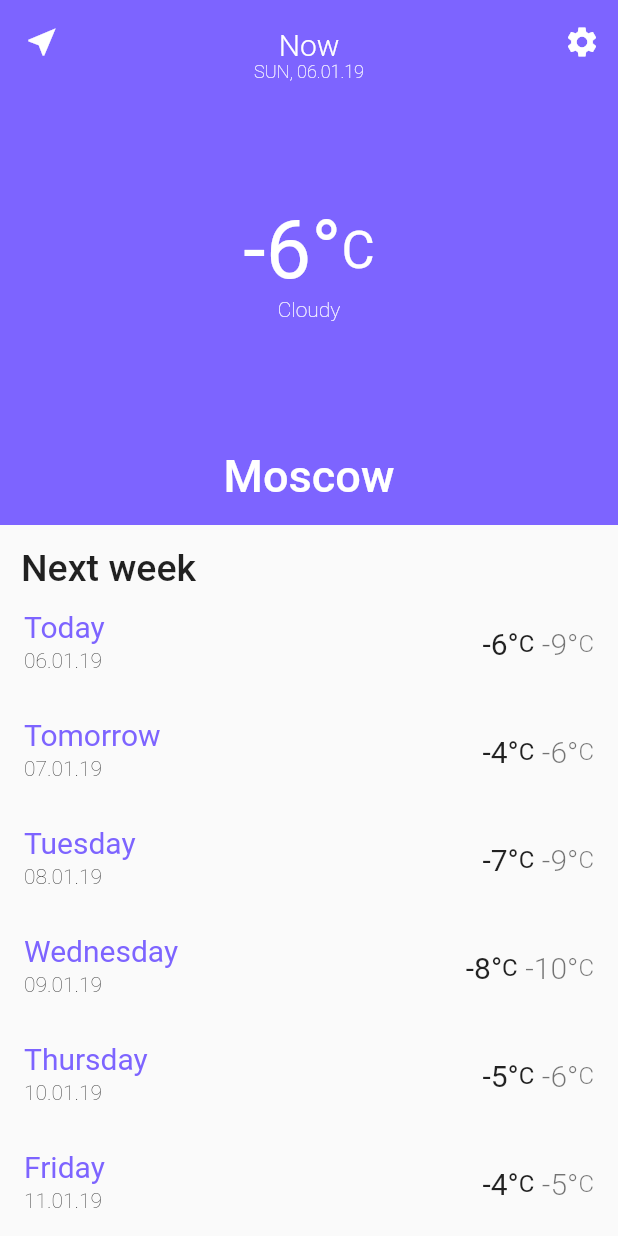
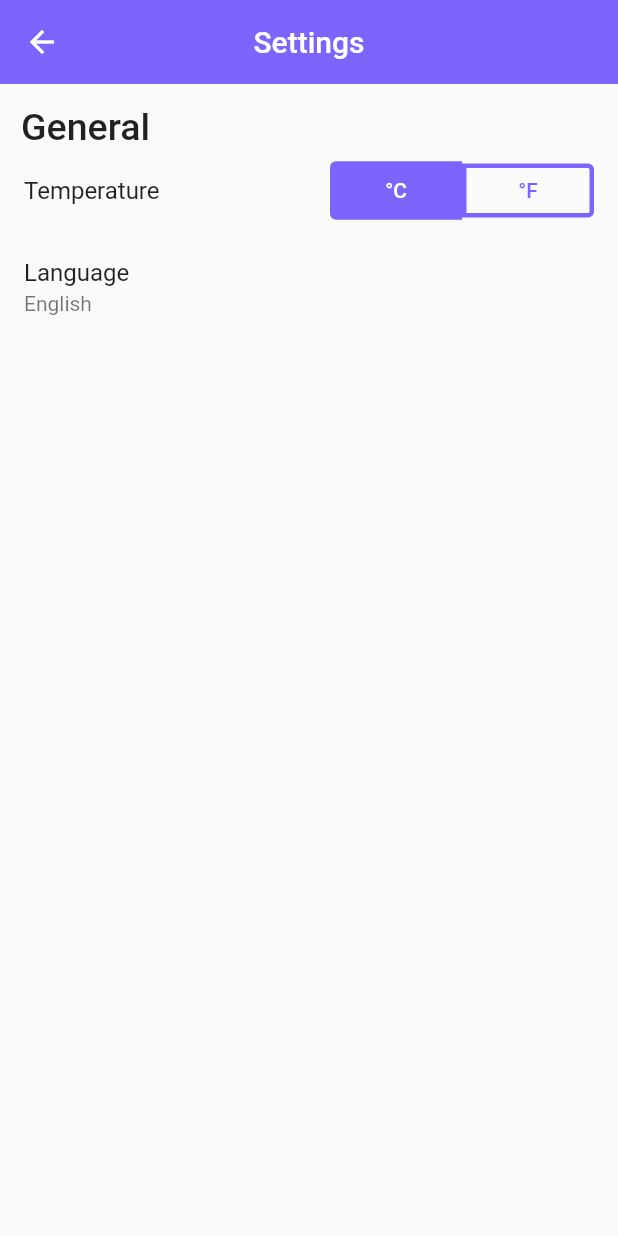
Before and after one commit to mk101/flutter_weather, a Flutter app: the screen it shows after launch, after a tap on the "settings" icon, on a phone screen of 412 x 824 dp. Run offline on Flutter 3.47's test engine with Material 2 defaults, Android fonts, the phone set to English and light mode, and no system bars; our stand-ins replace fluttertoast.

Commit message:
add settings and russian locale

```diff
--- a/lib/assets/string.dart
+++ b/lib/assets/string.dart
@@ -28,10 +28,57 @@ class Strings {
       'RAINY': 'Rainy',
       'SUNNY': 'Sunny',
       'SELECTCITY': 'Select a city',
-      'RECENT': 'Recent cities',
+      'RECENT': 'Recent',
       'CANTFNDLOC': 'Can\'t find location',
       'WEATHER': 'Weather',
-      'SEARCH_CITY': 'Search a city'
+      'SEARCH_CITY': 'Search a city',
+      'SETTINGS': 'Settings',
+      'GENERAL': 'General',
+      'TEMPERATURE': 'Temperature',
+      'LANGUAGE': 'Language',
+      'ENG': 'English',
+      'RUS': 'Русский',
+      'CHOOSELANG': 'Choose language',
+      'CANSEL': 'CANSEL'
+    },
+    'RUS': {
+      'MOS': 'Москва',
+      'SPB': 'Санкт Петербург',
+      'NNOV': 'Н. Новгород',
+      'NOW': 'Сейчас',
+      'NXTW': 'Следущая неделя',
+      'MON': 'ПН',
+      'TUE': 'ВТ',
+      'WED': 'СР',
+      'THU': 'ЧТ',
+      'FRI': 'ПТ',
+      'SAT': 'СБ',
+      'SUN': 'ВС',
+      'TOD': 'Сегодня',
+      'TOMR': 'Завтра',
+      'MOND': 'Понедельник',
+      'TUES': 'Вторник',
+      'WEDN': 'Среда',
+      'THUR': 'Четверг',
+      'FRID': 'Пятница',
+      'SATU': 'Субота',
+      'SUND': 'Воскресенье',
+      'CLOUDY': 'Облачно',
+      'RAINY': 'Дождь',
+      'SUNNY': 'Солнечно',
+      'SELECTCITY': 'Выбрать город',
+      'RECENT': 'Последние',
+      'CANTFNDLOC': 'Невозможно найти город',
+      'WEATHER': 'Погода',
+      'SEARCH_CITY': 'Найти город',
+      'SETTINGS': 'Настройки',
+      'GENERAL': 'Основные',
+      'TEMPERATURE': 'Температура',
+      'LANGUAGE': 'Язык',
+      'ENG': 'English',
+      'RUS': 'Русский',
+      'CHOOSELANG': 'Выберите язык',
+      'CANSEL': 'ОТМЕНА'
     }
   };
 
@@ -39,4 +86,5 @@ class Strings {
 
   static String getValue(String tag) => _container[curLang][tag];
 
+  static List<String> getLanguages() => ['ENG', 'RUS'];
 }
--- a/lib/pages/cities.dart
+++ b/lib/pages/cities.dart
@@ -20,6 +20,7 @@ class _CitiesPageState extends State<CitiesPage> {
         slivers: <Widget>[
           SliverAppBar(
             title: Text(Strings.getValue('SELECTCITY')),
+            pinned: true,
             centerTitle: true,
             actions: <Widget>[
               IconButton(
--- a/lib/pages/home.dart
+++ b/lib/pages/home.dart
@@ -2,9 +2,11 @@ import 'package:flutter/material.dart';
 import 'package:intl/intl.dart';
 import 'package:weather/server/server.dart';
 import 'package:weather/assets/string.dart';
+import 'package:weather/weather/weather.dart';
 import 'dart:async';
 
 import 'package:weather/pages/cities.dart';
+import 'package:weather/pages/settings.dart';
 
 class HomePage extends StatefulWidget {
   final Server server;
@@ -79,7 +81,8 @@ class _HomePageState extends State<HomePage> {
                         Row(
                           mainAxisAlignment: MainAxisAlignment.center,
                           children: <Widget>[
-                            Text('${widget.server.getCurrentWeather(widget.server.curCity).dayTemp}°', style: TextStyle(
+                            Text('${widget.server.isC ? widget.server.getCurrentWeather(widget.server.curCity).dayTemp
+                                : Weather.toFahrenheit(widget.server.getCurrentWeather(widget.server.curCity).dayTemp)}°', style: TextStyle(
                                 color: Colors.white,
                                 fontSize: 54.0
                               ),
@@ -134,25 +137,25 @@ class _HomePageState extends State<HomePage> {
 
     switch (time.weekday) {
       case 1:
-        d = 'MON';
+        d = Strings.getValue('MON');
         break;
       case 2:
-        d = 'TUE';
+        d = Strings.getValue('TUE');
         break;
       case 3:
-        d = 'WED';
+        d = Strings.getValue('WED');
         break;
       case 4:
-        d = 'THU';
+        d = Strings.getValue('THU');
         break;
       case 5:
-        d = 'FRI';
+        d = Strings.getValue('FRI');
         break;
       case 6:
-        d = 'SAT';
+        d = Strings.getValue('SAT');
         break;
       case 7:
-        d = 'SUN';
+        d = Strings.getValue('SUN');
         break;
     }
 
@@ -162,7 +165,9 @@ class _HomePageState extends State<HomePage> {
   _getActions() {
     return <Widget> [
       IconButton(
-        onPressed: () {},
+        onPressed: () {
+          Navigator.push(context, MaterialPageRoute(builder: (context) => SettingsPage(server: widget.server,)));
+        },
         icon: Icon(Icons.settings),
         color: Colors.white,
       )
@@ -229,7 +234,7 @@ class _HomePageState extends State<HomePage> {
         trailing: Row(
           mainAxisSize: MainAxisSize.min,
           children: <Widget>[
-            Text('${weathers[i].dayTemp}°', style: TextStyle(
+            Text('${widget.server.isC ? weathers[i].dayTemp : Weather.toFahrenheit(weathers[i].dayTemp)}°', style: TextStyle(
                 fontSize: 20.0
               ),
             ),
@@ -238,7 +243,7 @@ class _HomePageState extends State<HomePage> {
               ),
             ),
             Padding(padding: EdgeInsets.only(left: 5),),
-            Text('${weathers[i].nightTemp}°', style: TextStyle(
+            Text('${widget.server.isC ? weathers[i].nightTemp : Weather.toFahrenheit(weathers[i].nightTemp)}°', style: TextStyle(
                 fontSize: 20.0,
                 color: Colors.black54,
                 fontWeight: FontWeight.w300
--- /dev/null
+++ b/lib/pages/settings.dart
@@ -0,0 +1,128 @@
+import 'package:flutter/material.dart';
+import 'package:weather/assets/string.dart';
+import 'package:weather/server/server.dart';
+
+class SettingsPage extends StatefulWidget {
+  final Server server;
+
+  SettingsPage({this.server});
+
+  @override
+  _SettingsPageState createState() => _SettingsPageState();
+}
+
+class _SettingsPageState extends State<SettingsPage> {
+
+  @override
+  Widget build(BuildContext context) {
+    return Scaffold(
+      body: CustomScrollView(
+        slivers: <Widget>[
+          SliverAppBar(
+            title: Text(Strings.getValue('SETTINGS')),
+            pinned: true,
+            floating: true,
+            centerTitle: true,
+          ),
+          SliverList(
+            delegate: SliverChildListDelegate(
+              <Widget>[
+                Padding(
+                  padding: const EdgeInsets.only(top: 14, left: 14),
+                  child: Text(Strings.getValue('GENERAL'), style: TextStyle(
+                    fontWeight: FontWeight.w500,
+                    fontSize: 25
+                  ),),
+                ),
+                ListTile(
+                  onTap: () {
+                    setState(() {
+                      widget.server.isC = !widget.server.isC;
+                    });
+                  },
+                  title: Text(Strings.getValue('TEMPERATURE')),
+                  trailing: Row(
+                    mainAxisSize: MainAxisSize.min,
+                    children: <Widget>[
+                      widget.server.isC? FlatButton(
+                        onPressed: () { setState(() {widget.server.isC = true;}); },
+                        child: Text('°C'),
+                        textColor: Colors.white,
+                        color: Theme.of(context).accentColor,
+                        padding: EdgeInsets.symmetric(vertical: 11.5),
+                        shape: RoundedRectangleBorder(borderRadius: BorderRadius.only(bottomLeft: Radius.circular(4), topLeft: Radius.circular(4))),
+                      ) : OutlineButton(
+                        onPressed: () { setState(() {widget.server.isC = true;}); },
+                        child: Text('°C'),
+                        textColor: Theme.of(context).accentColor,
+                        borderSide: BorderSide(color: Theme.of(context).accentColor, width: 3),
+                        shape: RoundedRectangleBorder(borderRadius: BorderRadius.only(bottomLeft: Radius.circular(4), topLeft: Radius.circular(4))),
+                        padding: EdgeInsets.all(0),
+                      ),
+                      widget.server.isC ? OutlineButton(
+                        onPressed: () { setState(() {widget.server.isC = false;}); },
+                        child: Text('°F'),
+                        textColor: Theme.of(context).accentColor,
+                        borderSide: BorderSide(color: Theme.of(context).accentColor, width: 3),
+                        shape: RoundedRectangleBorder(borderRadius: BorderRadius.only(bottomRight: Radius.circular(4), topRight: Radius.circular(4))),
+                      ) : FlatButton(
+                        onPressed: () { setState(() {widget.server.isC = false;}); },
+                        child: Text('°F'),
+                        textColor: Colors.white,
+                        color: Theme.of(context).accentColor,
+                        padding: EdgeInsets.symmetric(vertical: 11.5),
+                        shape: RoundedRectangleBorder(borderRadius: BorderRadius.only(bottomRight: Radius.circular(4), topRight: Radius.circular(4))),
+                      ),
+                    ],
+                  ),
+                ),
+                ListTile(
+                  title: Text(Strings.getValue('LANGUAGE')),
+                  subtitle: Text(Strings.getValue(Strings.curLang)),
+                  onTap: () {
+                    showDialog(
+                      context: context,
+                      builder: (context) {
+                        return SimpleDialog(
+                          title: Text(Strings.getValue('CHOOSELANG')),
+                          children: _getLangList(),
+                        );
+                      }
+                    );
+                  },
+                )
+              ]
+            ),
+          ),
+        ],
+      ),
+    );
+  }
+
+  List<Widget> _getLangList() {
+    List<Widget> list = [];
+    var w = Strings.getLanguages().map((f) => FlatButton(
+      onPressed: () {
+        Strings.curLang = f;
+        Navigator.popUntil(context, ModalRoute.withName(Navigator.defaultRouteName));
+      },
+      child: Text(Strings.getValue(f)),
+    )).toList();
+
+    list = List.from(w);
+
+    list.add(Row(
+      mainAxisAlignment: MainAxisAlignment.end,
+      children: <Widget>[
+        FlatButton(
+          onPressed: () {
+           Navigator.pop(context);
+          },
+          child: Text(Strings.getValue('CANSEL'),style: TextStyle(color: Theme.of(context).accentColor),),
+        )
+      ],
+    ));
+
+    return list;
+  }
+}
--- a/lib/server/server.dart
+++ b/lib/server/server.dart
@@ -9,5 +9,6 @@ abstract class Server {
   List<String> getCities();
 
   String curCity;
+  bool isC;
 
 }
--- a/lib/server/test_server.dart
+++ b/lib/server/test_server.dart
@@ -82,7 +82,8 @@ class TestServer implements Server {
     ];
   }
 
-  @override
-  String curCity = 'MOS';
+  @override String curCity = 'MOS';
+
+  @override bool isC = true;
 
 }
--- a/lib/weather/weather.dart
+++ b/lib/weather/weather.dart
@@ -9,4 +9,6 @@ class Weather {
   static Weather getDefault() {
     return new Weather('', 0, 0);
   }
+
+  static int toFahrenheit(int c) => ((c * (9/5)) + 32).round();
 }
```
